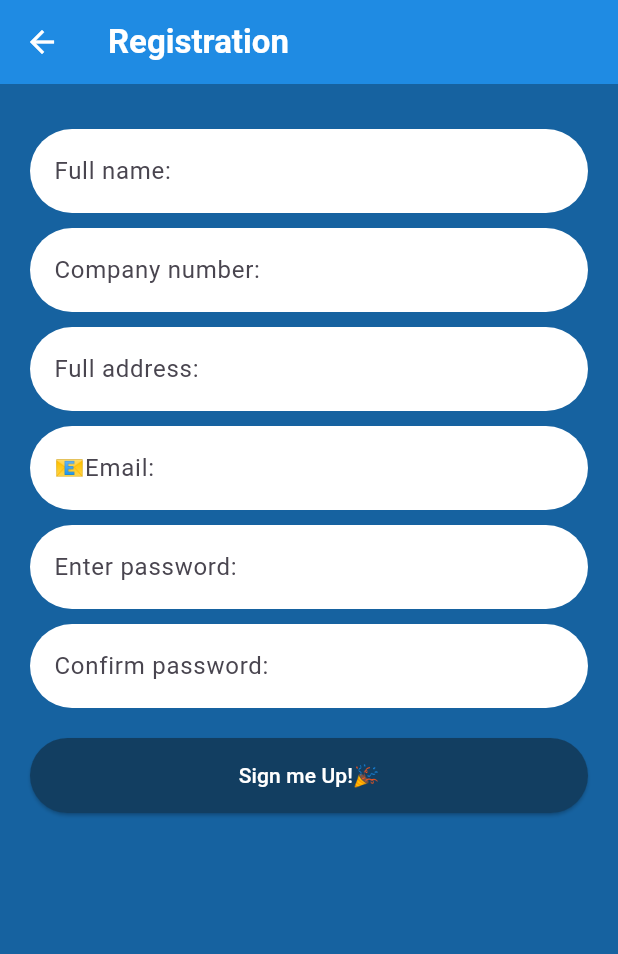
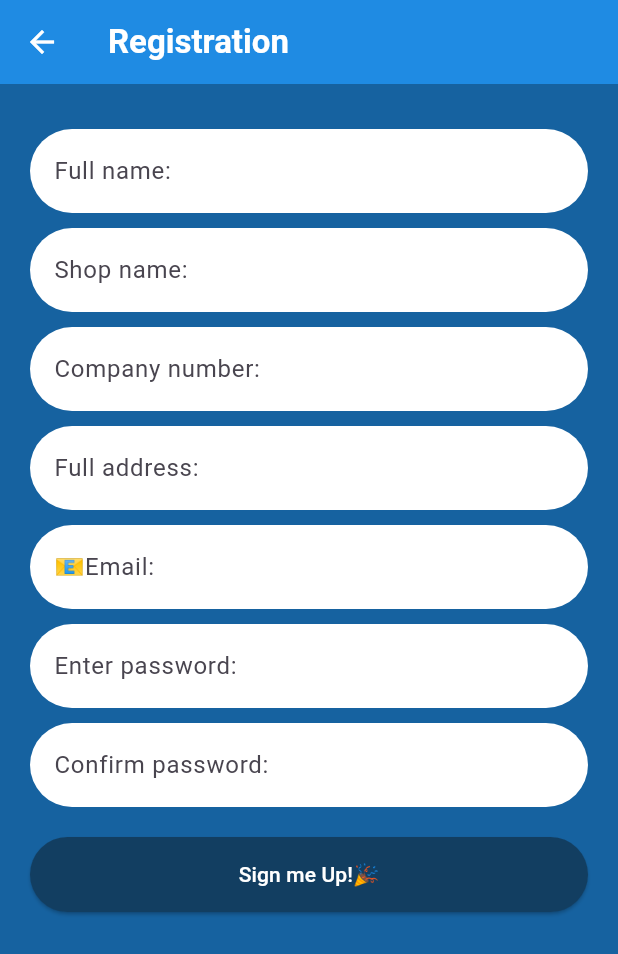
Before and after one commit to EbenBoakye/ShopByStock, a Flutter app: the RegistrationPage screen opened by its route, on a phone screen of 412 x 824 dp. Shown: the top 954 px of the screen. Run offline on Flutter 3.47's test engine with Material 3 defaults, Android fonts, the phone set to English and light mode, and no system bars; our stand-ins replace cloud_firestore, firebase_auth, firebase_core, geocoding; missing offline and left inert: flutter_barcode_scanner; accounts and stored records are empty.

Commit message:
added shop name

```diff
--- a/lib/screens/regpage.dart
+++ b/lib/screens/regpage.dart
@@ -15,6 +15,7 @@ class RegistrationPage extends StatelessWidget {
     final TextEditingController confirmPasswordController = TextEditingController();
     final TextEditingController companyNocontroller = TextEditingController();
     final TextEditingController fullnameController = TextEditingController();
+    final TextEditingController shopnameController = TextEditingController();
     // Function to handle user registration
 
 
@@ -35,6 +36,7 @@ Future<void> registerUser() async {
       // Store user details including coordinates in Firestore
       await FirebaseFirestore.instance.collection('users').doc(userCredential.user!.uid).set({
         'fullname': fullnameController.text.trim(),
+        'shopname': shopnameController.text.trim(),
         'company number': companyNocontroller.text.trim(),
         'address': postcodeController.text.trim(),
         'latitude': latitude,
@@ -85,6 +87,23 @@ Future<void> registerUser() async {
                 controller: fullnameController,
                 decoration: InputDecoration(
                   labelText: 'Full name:',
+                  filled: true,
+                  fillColor: Colors.white,
+                  border: OutlineInputBorder(
+                    borderRadius: BorderRadius.circular(30.0),
+                  borderSide: BorderSide.none,
+                ),
+                focusedBorder: OutlineInputBorder(
+                  borderRadius: BorderRadius.circular(30.0),
+                  borderSide: const BorderSide(color: Color.fromARGB(255, 1, 32, 57)),
+                  ),
+                ),
+              ),
+              const SizedBox(height: 10),
+              TextField(
+                controller: shopnameController,
+                decoration: InputDecoration(
+                  labelText: 'Shop name:',
                   filled: true,
                   fillColor: Colors.white,
                   border: OutlineInputBorder(
```
